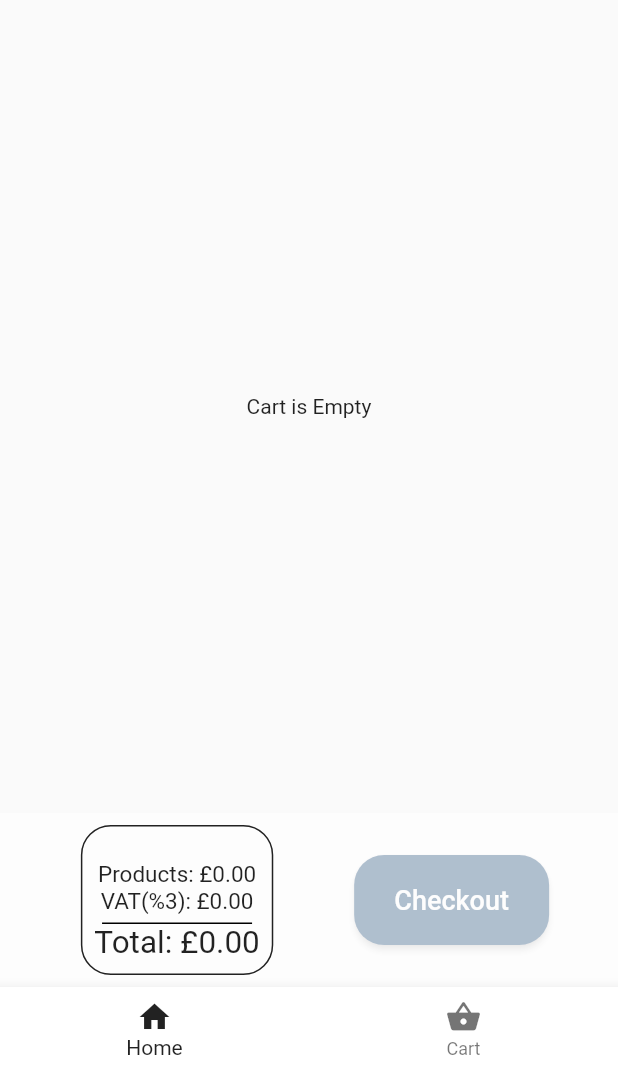
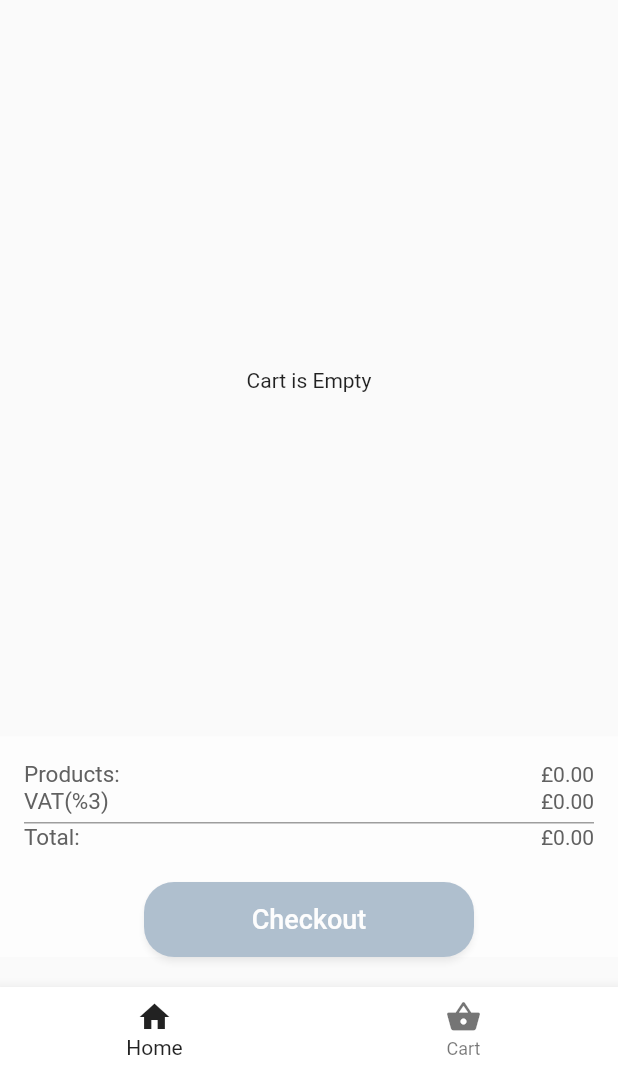
Before and after one commit to rev2023/E-commerce-application, a Flutter app: the CartScreen screen opened by its route, on a phone screen of 412 x 824 dp, the part 165-1236 px from its top. Run offline on Flutter 3.47's test engine with Material 2 defaults, Android fonts, the phone set to English and light mode, and no system bars; our stand-ins replace auto_route, dio, flutter_svg, get_it, material_floating_search_bar_2 and 1 more; missing offline and left inert: counter_button, currency_symbols, dart:ffi, emerge_alert_dialog; accounts and stored records are empty; network calls fail.

Commit message:
Refactor UI to make it look better and add a clear cart option

```diff
--- a/lib/provider/cart_provider.dart
+++ b/lib/provider/cart_provider.dart
@@ -37,5 +37,11 @@ class CartProvider extends ChangeNotifier {
     productList.remove(product);
     notifyListeners();
   }
+  void clearCart(){
+    cart.deleteAllEntries();
+    productList.clear();
+    notifyListeners();
+  }
+
 
 }
--- a/lib/screens/cart_screen.dart
+++ b/lib/screens/cart_screen.dart
@@ -57,6 +57,10 @@ class CartScreen extends StatelessWidget {
         },
         body: Column(
           children: [
+            cartProvider.productList.isEmpty ? Text('') : Padding(
+              padding: const EdgeInsets.only(right: 8.0, top: 8),
+              child: GestureDetector(onTap: (){cartProvider.clearCart();},child: Align(alignment: Alignment.bottomRight,child: Text('clear cart', style: TextStyle(fontWeight: FontWeight.w500),))),
+            ),
             Expanded(
               child: Container(
                 child: cartProvider.productList.isEmpty
@@ -131,33 +135,45 @@ class CartScreen extends StatelessWidget {
             Container(
               color: Colors.white60,
               width: double.infinity,
-              child: Row(
-                mainAxisAlignment: MainAxisAlignment.spaceEvenly,
+              child: Column(
                 children: [
                   Padding(
                     padding: const EdgeInsets.all(8.0),
-                    child: Container(
-                      height: 100,
-                      decoration: BoxDecoration(border: Border.all(color: Colors.black87), borderRadius: BorderRadius.all(Radius.circular(20))),
-
                     child: Padding(
                       padding: const EdgeInsets.all(8.0),
                       child: Column(
                         mainAxisAlignment: MainAxisAlignment.end,
                         children: [
-                            Text('Products: £${(cartProvider.totalCost - cartProvider.vatAmount).toStringAsFixed(2)}', style: TextStyle(color: Colors.black87, fontSize: 15),),
-                            Text('VAT(%3): £${cartProvider.vatAmount.toStringAsFixed(2)}', style: TextStyle(color: Colors.black87, fontSize: 15),),
-                            const SizedBox(height: 5,),
-                            Container(width: 100,height: 1,color: Colors.black,),
-                            Text('Total: £${cartProvider.totalCost.toStringAsFixed(2)}', style: TextStyle(color: Colors.black87,fontSize: 21),),
+                          Row(
+                            mainAxisAlignment: MainAxisAlignment.spaceBetween,
+                            children: [
+                              Text('Products:', style: TextStyle(color: Colors.grey[700], fontSize: 15),),
+                              Text('£${(cartProvider.totalCost - cartProvider.vatAmount).toStringAsFixed(2)}', style: TextStyle(color: Colors.grey[700]),),
                             ],
                           ),
-                      )
+                          Row(
+                            mainAxisAlignment: MainAxisAlignment.spaceBetween,
+                            children: [
+                              Text('VAT(%3)', style:  TextStyle(color: Colors.grey[700], fontSize: 15),),
+                              Text('£${cartProvider.vatAmount.toStringAsFixed(2)}', style: TextStyle(color: Colors.grey[700]),),
+                            ],
+                          ),
+                          const SizedBox(height: 5,),
+                          Container(width: double.infinity,height: 1,color: Colors.grey,),
+                          Row(
+                            mainAxisAlignment: MainAxisAlignment.spaceBetween,
+                            children: [
+                              Text('Total:', style: TextStyle(color: Colors.grey[700],fontSize: 15),),
+                              Text('£${cartProvider.totalCost.toStringAsFixed(2)}', style: TextStyle(color: Colors.grey[700]),),
+                            ],
+                          ),
+                          const SizedBox(height: 5,),                        ],
+                      ),
                     ),
                   ),
                   SizedBox(
-                    height: 60,
-                    width: 130,
+                    height: 50,
+                    width: 220,
                     child: Opacity(
                       opacity: cartProvider.productList.isEmpty ? 0.3 : 1,
                       child: ElevatedButton(
@@ -175,7 +191,8 @@ class CartScreen extends StatelessWidget {
                   ),
                 ],
               ),
-            )
+            ),
+             const SizedBox(height: 20,),
           ],
         ),
       ),
```
Lines whose indentation alone changed are shown as unchanged.
